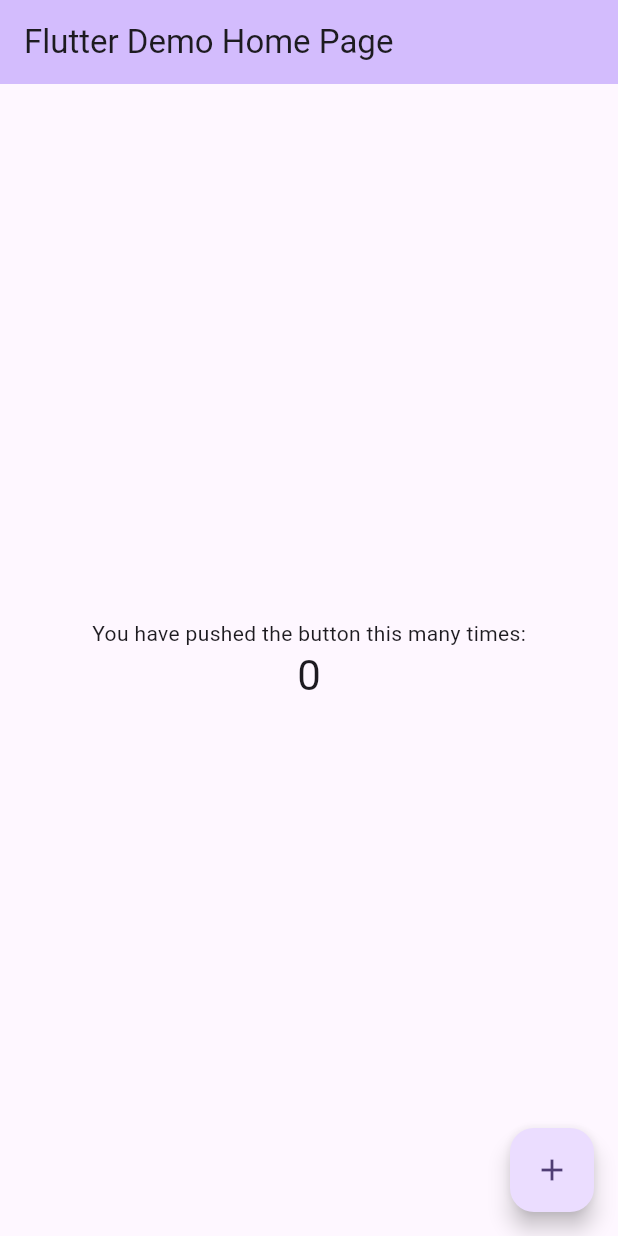
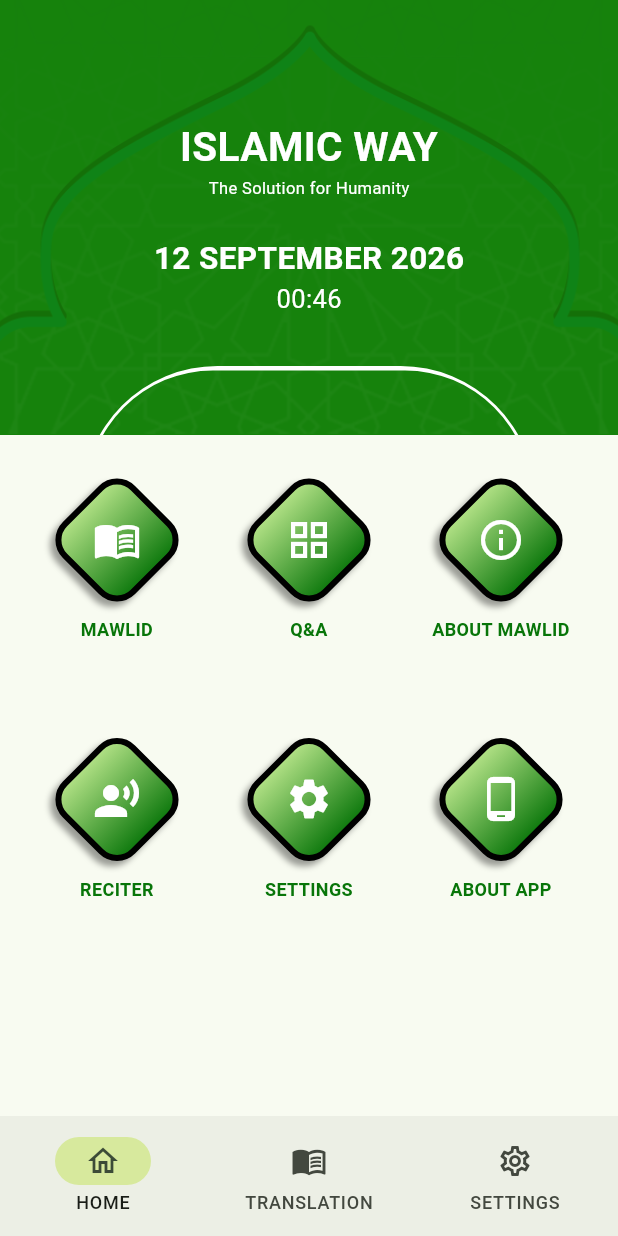
Before and after one commit to msawad08/manqoos-moulid, a Flutter app: the screen it shows after launch, on a phone screen of 412 x 824 dp. Run offline on Flutter 3.47's test engine with Material 3 defaults, Android fonts, the phone set to English and light mode, and no system bars; Roboto replaces fonts that are missing (Georgia).

Commit message:
feat: add Flutter Manqoos mobile prototype shell

```diff
--- a/lib/main.dart
+++ b/lib/main.dart
@@ -1,122 +1,205 @@
 import 'package:flutter/material.dart';
 
-void main() {
-  runApp(const MyApp());
+const deepGreen = Color(0xff087509);
+const brightGreen = Color(0xff16820c);
+const paleGreen = Color(0xffd7e99d);
+
+void main() => runApp(const ManqoosApp());
+
+class ManqoosApp extends StatelessWidget {
+  const ManqoosApp({super.key});
+
+  @override
+  Widget build(BuildContext context) => MaterialApp(
+        title: 'Manqoos Mawlid',
+        debugShowCheckedModeBanner: false,
+        theme: ThemeData(colorScheme: ColorScheme.fromSeed(seedColor: brightGreen), useMaterial3: true, fontFamily: 'Georgia'),
+        home: const HomeScreen(),
+      );
 }
 
-class MyApp extends StatelessWidget {
-  const MyApp({super.key});
+class HomeScreen extends StatefulWidget {
+  const HomeScreen({super.key});
+  @override
+  State<HomeScreen> createState() => _HomeScreenState();
+}
 
-  // This widget is the root of your application.
+class _HomeScreenState extends State<HomeScreen> {
+  int selectedTab = 0;
+
+  @override
+  Widget build(BuildContext context) => Scaffold(
+        body: SafeArea(bottom: false, child: selectedTab == 0 ? const HomeContent() : selectedTab == 1 ? const ReaderScreen() : const SettingsScreen()),
+        bottomNavigationBar: NavigationBar(
+          selectedIndex: selectedTab,
+          onDestinationSelected: (index) => setState(() => selectedTab = index),
+          indicatorColor: paleGreen,
+          destinations: const [
+            NavigationDestination(icon: Icon(Icons.home_outlined), label: 'HOME'),
+            NavigationDestination(icon: Icon(Icons.menu_book_outlined), label: 'TRANSLATION'),
+            NavigationDestination(icon: Icon(Icons.settings_outlined), label: 'SETTINGS'),
+          ],
+        ),
+      );
+}
+
+class HomeContent extends StatelessWidget {
+  const HomeContent({super.key});
+
   @override
   Widget build(BuildContext context) {
-    return MaterialApp(
-      title: 'Flutter Demo',
-      theme: ThemeData(
-        // This is the theme of your application.
-        //
-        // TRY THIS: Try running your application with "flutter run". You'll see
-        // the application has a purple toolbar. Then, without quitting the app,
-        // try changing the seedColor in the colorScheme below to Colors.green
-        // and then invoke "hot reload" (save your changes or press the "hot
-        // reload" button in a Flutter-supported IDE, or press "r" if you used
-        // the command line to start the app).
-        //
-        // Notice that the counter didn't reset back to zero; the application
-        // state is not lost during the reload. To reset the state, use hot
-        // restart instead.
-        //
-        // This works for code too, not just values: Most code changes can be
-        // tested with just a hot reload.
-        colorScheme: .fromSeed(seedColor: Colors.deepPurple),
+    final items = <({IconData icon, String label, Widget page})>[
+      (icon: Icons.menu_book, label: 'Mawlid', page: const ChaptersScreen()),
+      (icon: Icons.grid_view, label: 'Q&A', page: const AboutScreen(title: 'Q&A')),
+      (icon: Icons.info_outline, label: 'About Mawlid', page: const AboutScreen(title: 'About Mawlid')),
+      (icon: Icons.record_voice_over, label: 'Reciter', page: const ReciterScreen()),
+      (icon: Icons.settings, label: 'Settings', page: const SettingsScreen()),
+      (icon: Icons.phone_android, label: 'About App', page: const AboutScreen(title: 'About App')),
+    ];
+    return SingleChildScrollView(
+      child: Column(
+        children: [
+          const GreenHeader(),
+          Padding(
+            padding: const EdgeInsets.fromLTRB(20, 36, 20, 30),
+            child: GridView.builder(
+              shrinkWrap: true,
+              physics: const NeverScrollableScrollPhysics(),
+              itemCount: items.length,
+              gridDelegate: const SliverGridDelegateWithFixedCrossAxisCount(crossAxisCount: 3, crossAxisSpacing: 12, mainAxisSpacing: 28, childAspectRatio: .8),
+              itemBuilder: (context, index) => InkWell(
+                onTap: () => Navigator.of(context).push(MaterialPageRoute<void>(builder: (_) => items[index].page)),
+                borderRadius: BorderRadius.circular(20),
+                child: Column(
+                  children: [
+                    Transform.rotate(
+                      angle: .785,
+                      child: Container(
+                        width: 68,
+                        height: 68,
+                        decoration: BoxDecoration(gradient: const LinearGradient(colors: [Color(0xffb8e58a), deepGreen]), border: Border.all(color: Colors.black, width: 4), borderRadius: BorderRadius.circular(17), boxShadow: const [BoxShadow(color: Colors.black38, offset: Offset(0, 5), blurRadius: 3)]),
+                        child: Transform.rotate(angle: -.785, child: Icon(items[index].icon, color: Colors.white, size: 32)),
+                      ),
+                    ),
+                    const SizedBox(height: 17),
+                    Text(items[index].label.toUpperCase(), textAlign: TextAlign.center, style: const TextStyle(color: deepGreen, fontWeight: FontWeight.bold, fontSize: 12)),
+                  ],
+                ),
+              ),
+            ),
+          ),
+        ],
       ),
-      home: const MyHomePage(title: 'Flutter Demo Home Page'),
     );
   }
 }
 
-class MyHomePage extends StatefulWidget {
-  const MyHomePage({super.key, required this.title});
-
-  // This widget is the home page of your application. It is stateful, meaning
-  // that it has a State object (defined below) that contains fields that affect
-  // how it looks.
-
-  // This class is the configuration for the state. It holds the values (in this
-  // case the title) provided by the parent (in this case the App widget) and
-  // used by the build method of the State. Fields in a Widget subclass are
-  // always marked "final".
-
-  final String title;
+class GreenHeader extends StatelessWidget {
+  const GreenHeader({super.key, this.title});
+  final String? title;
 
   @override
-  State<MyHomePage> createState() => _MyHomePageState();
+  Widget build(BuildContext context) => Container(
+        height: title == null ? 290 : 110,
+        width: double.infinity,
+        decoration: const BoxDecoration(color: brightGreen, image: DecorationImage(image: AssetImage('reciter_header_bg.png'), fit: BoxFit.cover, opacity: .32)),
+        child: Stack(
+          alignment: Alignment.center,
+          children: [
+            if (title != null) Positioned(left: 8, top: 22, child: IconButton(onPressed: () => Navigator.pop(context), color: Colors.white, icon: const Icon(Icons.arrow_back, size: 30))),
+            Column(mainAxisAlignment: MainAxisAlignment.center, children: [Text(title ?? 'ISLAMIC WAY', style: const TextStyle(color: Colors.white, fontSize: 27, fontWeight: FontWeight.bold)), if (title == null) const Text('The Solution for Humanity', style: TextStyle(color: Colors.white, fontSize: 11)), if (title == null) ...const [SizedBox(height: 24), Text('12 SEPTEMBER 2026', style: TextStyle(color: Colors.white, fontSize: 21, fontWeight: FontWeight.bold)), Text('00:46', style: TextStyle(color: Colors.white, fontSize: 17))]]),
+            Positioned(bottom: -44, left: 55, right: 55, child: Container(height: 90, decoration: BoxDecoration(border: Border.all(color: Colors.white, width: 3), borderRadius: const BorderRadius.vertical(top: Radius.circular(100))))),
+          ],
+        ),
+      );
 }
 
-class _MyHomePageState extends State<MyHomePage> {
-  int _counter = 0;
-
-  void _incrementCounter() {
-    setState(() {
-      // This call to setState tells the Flutter framework that something has
-      // changed in this State, which causes it to rerun the build method below
-      // so that the display can reflect the updated values. If we changed
-      // _counter without calling setState(), then the build method would not be
-      // called again, and so nothing would appear to happen.
-      _counter++;
-    });
-  }
+class ChaptersScreen extends StatelessWidget {
+  const ChaptersScreen({super.key});
 
   @override
   Widget build(BuildContext context) {
-    // This method is rerun every time setState is called, for instance as done
-    // by the _incrementCounter method above.
-    //
-    // The Flutter framework has been optimized to make rerunning build methods
-    // fast, so that you can just rebuild anything that needs updating rather
-    // than having to individually change instances of widgets.
     return Scaffold(
-      appBar: AppBar(
-        // TRY THIS: Try changing the color here to a specific color (to
-        // Colors.amber, perhaps?) and trigger a hot reload to see the AppBar
-        // change color while the other colors stay the same.
-        backgroundColor: Theme.of(context).colorScheme.inversePrimary,
-        // Here we take the value from the MyHomePage object that was created by
-        // the App.build method, and use it to set our appbar title.
-        title: Text(widget.title),
-      ),
-      body: Center(
-        // Center is a layout widget. It takes a single child and positions it
-        // in the middle of the parent.
+      appBar: AppBar(title: const Text('Chapters')),
+      body: PatternBody(
         child: Column(
-          // Column is also a layout widget. It takes a list of children and
-          // arranges them vertically. By default, it sizes itself to fit its
-          // children horizontally, and tries to be as tall as its parent.
-          //
-          // Column has various properties to control how it sizes itself and
-          // how it positions its children. Here we use mainAxisAlignment to
-          // center the children vertically; the main axis here is the vertical
-          // axis because Columns are vertical (the cross axis would be
-          // horizontal).
-          //
-          // TRY THIS: Invoke "debug painting" (choose the "Toggle Debug Paint"
-          // action in the IDE, or press "p" in the console), to see the
-          // wireframe for each widget.
-          mainAxisAlignment: .center,
-          children: [
-            const Text('You have pushed the button this many times:'),
-            Text(
-              '$_counter',
-              style: Theme.of(context).textTheme.headlineMedium,
+          children: List.generate(
+            6,
+            (index) => Padding(
+              padding: const EdgeInsets.only(bottom: 16),
+              child: OutlinedButton(
+                onPressed: () => Navigator.push(context, MaterialPageRoute<void>(builder: (_) => const ReaderScreen())),
+                style: OutlinedButton.styleFrom(foregroundColor: Colors.white, side: const BorderSide(color: Colors.white), minimumSize: const Size.fromHeight(58)),
+                child: Align(alignment: Alignment.centerLeft, child: Text('0${index + 1}  ${index == 5 ? 'Dua' : 'Hadees & Baith'}', style: const TextStyle(fontSize: 18))),
+              ),
             ),
-          ],
+          ),
         ),
-      ),
-      floatingActionButton: FloatingActionButton(
-        onPressed: _incrementCounter,
-        tooltip: 'Increment',
-        child: const Icon(Icons.add),
       ),
     );
   }
 }
+
+class ReciterScreen extends StatelessWidget {
+  const ReciterScreen({super.key});
+
+  @override
+  Widget build(BuildContext context) {
+    final names = ['Sayyid Thaha Tangal Pookkottur', 'Arif Sa\'adi Katipalla'];
+    return Scaffold(
+      appBar: AppBar(title: const Text('Reciter')),
+      body: PatternBody(
+        child: Column(
+          children: names
+              .map(
+                (name) => ListTile(
+                  leading: const CircleAvatar(backgroundColor: Colors.white, child: Icon(Icons.play_arrow, color: deepGreen)),
+                  title: Text(name, style: const TextStyle(color: Colors.white, fontWeight: FontWeight.bold)),
+                  onTap: () => ScaffoldMessenger.of(context).showSnackBar(const SnackBar(content: Text('Reciter selected'))),
+                ),
+              )
+              .toList(),
+        ),
+      ),
+    );
+  }
+}
+
+class SettingsScreen extends StatefulWidget {
+  const SettingsScreen({super.key});
+  @override
+  State<SettingsScreen> createState() => _SettingsScreenState();
+}
+
+class _SettingsScreenState extends State<SettingsScreen> {
+  String language = 'Kannada';
+  @override
+  Widget build(BuildContext context) => Scaffold(appBar: AppBar(title: const Text('Settings')), body: Padding(padding: const EdgeInsets.all(24), child: Row(children: [const Expanded(child: Text('Translation language', style: TextStyle(fontSize: 18, fontWeight: FontWeight.bold))), DropdownButton<String>(value: language, items: const [DropdownMenuItem(value: 'Kannada', child: Text('Kannada')), DropdownMenuItem(value: 'English', child: Text('English'))], onChanged: (value) => setState(() => language = value!))])));
+}
+
+class AboutScreen extends StatelessWidget {
+  const AboutScreen({super.key, required this.title});
+  final String title;
+  @override
+  Widget build(BuildContext context) => Scaffold(appBar: AppBar(title: Text(title)), body: const Padding(padding: EdgeInsets.all(28), child: Text('Manqoos Mawlid with Kannada and English translation and recitation.', style: TextStyle(color: deepGreen, fontSize: 20, height: 1.5))));
+}
+
+class ReaderScreen extends StatelessWidget {
+  const ReaderScreen({super.key});
+  @override
+  Widget build(BuildContext context) => Scaffold(appBar: AppBar(title: const Text('Mawlid Translation')), body: ListView(children: const [Padding(padding: EdgeInsets.all(18), child: Text('سُبْحَانَ الَّذِي أَطْلَعَ فِي شَهْرِ رَبِيعِ الأَوَّلِ', textAlign: TextAlign.center, textDirection: TextDirection.rtl, style: TextStyle(fontSize: 25, color: deepGreen))), ReaderVerse(text: 'Translation content will be loaded from the verified chapter workbook.'), ReaderVerse(text: 'The Arabic source remains aligned with each translated passage.') ]));
+}
+
+class ReaderVerse extends StatelessWidget {
+  const ReaderVerse({super.key, required this.text});
+  final String text;
+  @override
+  Widget build(BuildContext context) => Container(padding: const EdgeInsets.all(22), decoration: const BoxDecoration(border: Border(top: BorderSide(color: Colors.black12))), child: Text(text, style: const TextStyle(color: deepGreen, fontSize: 19, height: 1.55)));
+}
+
+class PatternBody extends StatelessWidget {
+  const PatternBody({super.key, required this.child});
+  final Widget child;
+  @override
+  Widget build(BuildContext context) => Container(decoration: const BoxDecoration(color: brightGreen, image: DecorationImage(image: AssetImage('reciter_bg.png'), fit: BoxFit.cover, opacity: .35)), padding: const EdgeInsets.all(20), child: child);
+}
--- a/pubspec.yaml
+++ b/pubspec.yaml
@@ -57,6 +57,11 @@ flutter:
   # the material Icons class.
   uses-material-design: true
 
+  assets:
+    - reciter_bg.png
+    - reciter_header_bg.png
+    - thahatangal pic.png
+
   # To add assets to your application, add an assets section, like this:
   # assets:
   #   - images/a_dot_burr.jpeg
```
Also changed, not shown: 2 other files.
